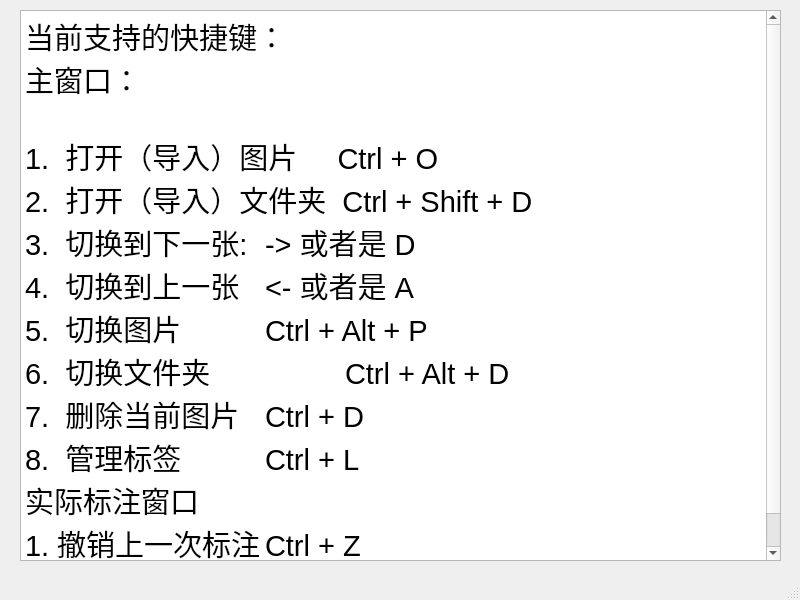
Old version of the form JLU_Image_TransAnd_Label/helpandcheck.ui in the repository Charliechen114514/Jilin_University_ImageLabel_SoftWare.
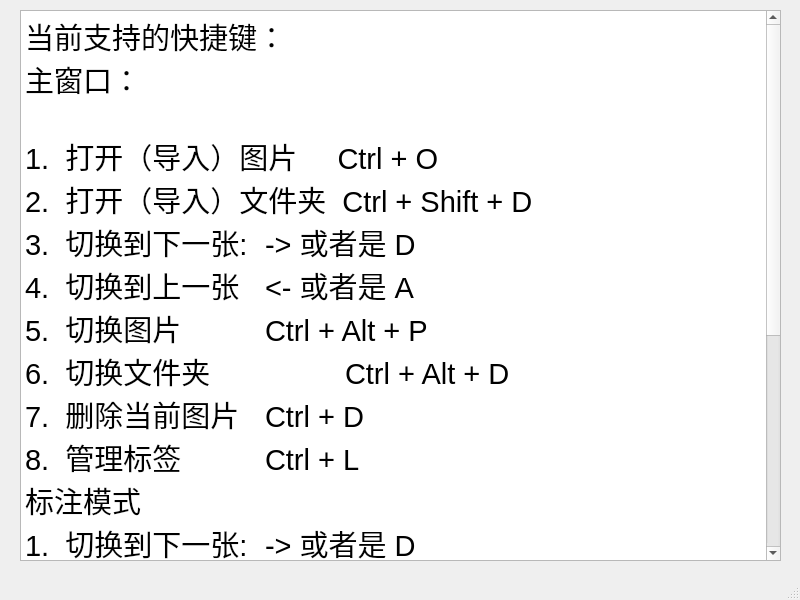
New version of the form.

What changed in the file:
```diff
--- a/JLU_Image_TransAnd_Label/helpandcheck.ui
+++ b/JLU_Image_TransAnd_Label/helpandcheck.ui
@@ -41,9 +41,16 @@
 &lt;p style=&quot; margin-top:0px; margin-bottom:0px; margin-left:0px; margin-right:0px; -qt-block-indent:0; text-indent:0px;&quot;&gt;&lt;span style=&quot; font-size:22pt;&quot;&gt;5.  切换图片		Ctrl + Alt + P&lt;/span&gt;&lt;/p&gt;
 &lt;p style=&quot; margin-top:0px; margin-bottom:0px; margin-left:0px; margin-right:0px; -qt-block-indent:0; text-indent:0px;&quot;&gt;&lt;span style=&quot; font-size:22pt;&quot;&gt;6.  切换文件夹		Ctrl + Alt + D&lt;/span&gt;&lt;/p&gt;
 &lt;p style=&quot; margin-top:0px; margin-bottom:0px; margin-left:0px; margin-right:0px; -qt-block-indent:0; text-indent:0px;&quot;&gt;&lt;span style=&quot; font-size:22pt;&quot;&gt;7.  删除当前图片	Ctrl + D&lt;/span&gt;&lt;/p&gt;
-&lt;p style=&quot; margin-top:0px; margin-bottom:0px; margin-left:0px; margin-right:0px; -qt-block-indent:0; text-indent:0px;&quot;&gt;&lt;span style=&quot; font-size:22pt;&quot;&gt;8.  管理标签		Ctrl + L		 &lt;/span&gt;&lt;/p&gt;
-&lt;p style=&quot; margin-top:0px; margin-bottom:0px; margin-left:0px; margin-right:0px; -qt-block-indent:0; text-indent:0px;&quot;&gt;&lt;span style=&quot; font-size:22pt;&quot;&gt;实际标注窗口&lt;/span&gt;&lt;/p&gt;
-&lt;p style=&quot; margin-top:0px; margin-bottom:0px; margin-left:0px; margin-right:0px; -qt-block-indent:0; text-indent:0px;&quot;&gt;&lt;span style=&quot; font-size:22pt;&quot;&gt;1. 撤销上一次标注	Ctrl + Z&lt;/span&gt;&lt;/p&gt;
+&lt;p style=&quot; margin-top:0px; margin-bottom:0px; margin-left:0px; margin-right:0px; -qt-block-indent:0; text-indent:0px;&quot;&gt;&lt;span style=&quot; font-size:22pt;&quot;&gt;8.  管理标签		Ctrl + L		&lt;/span&gt;&lt;/p&gt;
+&lt;p style=&quot; margin-top:0px; margin-bottom:0px; margin-left:0px; margin-right:0px; -qt-block-indent:0; text-indent:0px;&quot;&gt;&lt;span style=&quot; font-size:22pt;&quot;&gt;标注模式&lt;/span&gt;&lt;/p&gt;
+&lt;p style=&quot; margin-top:0px; margin-bottom:0px; margin-left:0px; margin-right:0px; -qt-block-indent:0; text-indent:0px;&quot;&gt;&lt;span style=&quot; font-size:22pt;&quot;&gt;1.  切换到下一张: 	-&amp;gt; 或者是 D&lt;/span&gt;&lt;/p&gt;
+&lt;p style=&quot; margin-top:0px; margin-bottom:0px; margin-left:0px; margin-right:0px; -qt-block-indent:0; text-indent:0px;&quot;&gt;&lt;span style=&quot; font-size:22pt;&quot;&gt;2.  切换到上一张	&amp;lt;- 或者是 A&lt;/span&gt;&lt;/p&gt;
+&lt;p style=&quot; margin-top:0px; margin-bottom:0px; margin-left:0px; margin-right:0px; -qt-block-indent:0; text-indent:0px;&quot;&gt;&lt;span style=&quot; font-size:22pt;&quot;&gt;（注意这里就不允许更换图片了）&lt;/span&gt;&lt;/p&gt;
+&lt;p style=&quot; margin-top:0px; margin-bottom:0px; margin-left:0px; margin-right:0px; -qt-block-indent:0; text-indent:0px;&quot;&gt;&lt;span style=&quot; font-size:22pt;&quot;&gt;实际标注界面&lt;/span&gt;&lt;/p&gt;
+&lt;p style=&quot; margin-top:0px; margin-bottom:0px; margin-left:0px; margin-right:0px; -qt-block-indent:0; text-indent:0px;&quot;&gt;&lt;span style=&quot; font-size:22pt;&quot;&gt;1. 下一张（若选择了默认路径就直接按照默认的保存方式保存到自己选择的默认的文件夹）			-&amp;gt; &lt;/span&gt;&lt;/p&gt;
+&lt;p style=&quot; margin-top:0px; margin-bottom:0px; margin-left:0px; margin-right:0px; -qt-block-indent:0; text-indent:0px;&quot;&gt;&lt;span style=&quot; font-size:22pt;&quot;&gt;2. 保存图片和标签	Ctrl + S&lt;/span&gt;&lt;/p&gt;
+&lt;p style=&quot; margin-top:0px; margin-bottom:0px; margin-left:0px; margin-right:0px; -qt-block-indent:0; text-indent:0px;&quot;&gt;&lt;span style=&quot; font-size:22pt;&quot;&gt;3. 撤销上一次标注	Ctrl + Z&lt;/span&gt;&lt;/p&gt;
+&lt;p style=&quot;-qt-paragraph-type:empty; margin-top:0px; margin-bottom:0px; margin-left:0px; margin-right:0px; -qt-block-indent:0; text-indent:0px; font-size:22pt;&quot;&gt;&lt;br /&gt;&lt;/p&gt;
 &lt;p style=&quot;-qt-paragraph-type:empty; margin-top:0px; margin-bottom:0px; margin-left:0px; margin-right:0px; -qt-block-indent:0; text-indent:0px;&quot;&gt;&lt;br /&gt;&lt;/p&gt;
 &lt;p style=&quot;-qt-paragraph-type:empty; margin-top:0px; margin-bottom:0px; margin-left:0px; margin-right:0px; -qt-block-indent:0; text-indent:0px;&quot;&gt;&lt;br /&gt;&lt;/p&gt;&lt;/body&gt;&lt;/html&gt;</string>
     </property>
```
